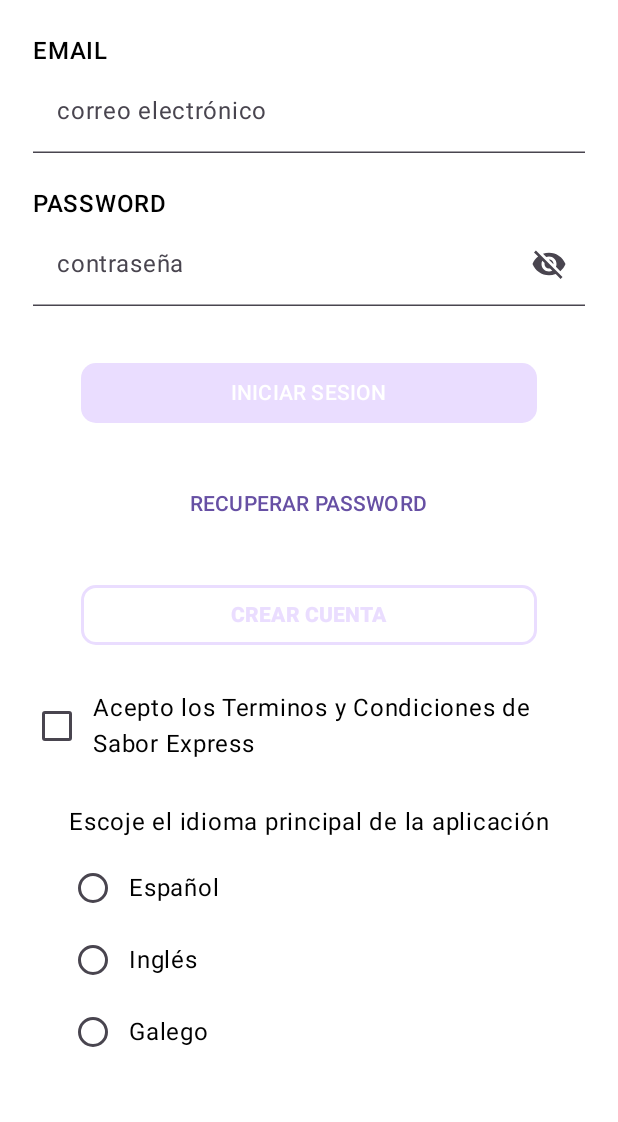
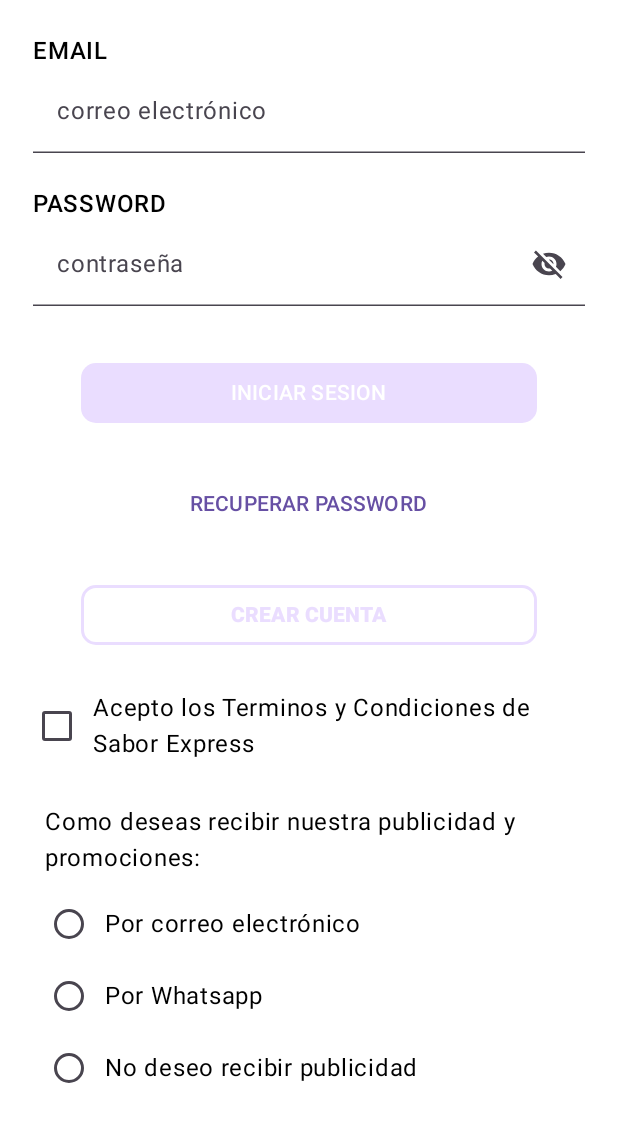
Before and after one commit to Davpen79/SaborExpress, an Android app built with Jetpack Compose: the @Preview function PantallaRegistroPreview, on a phone screen of 412 x 824 dp. Shown: the top 1122 px of the screen. Run offline under Robolectric (Android 15) with nearby library versions, the phone set to English and light mode, and no system bars.

Commit message:
Modificados radiobutton en PantallaRegistro

```diff
--- a/app/src/main/java/com/davpen79/saborexpress/ui/page/PantallaDetalle.kt
+++ b/app/src/main/java/com/davpen79/saborexpress/ui/page/PantallaDetalle.kt
@@ -45,7 +45,6 @@ data class PantallaDetalleData(
     val tituloCalorias: String,
     val caloriasValue: String,
     val calorias: String,
-    //val tituloAlergenos: String,
     val alergenos: String,
     val precio: String,
     val moneda: Int,
--- a/app/src/main/java/com/davpen79/saborexpress/ui/page/PantallaRegistro.kt
+++ b/app/src/main/java/com/davpen79/saborexpress/ui/page/PantallaRegistro.kt
@@ -11,6 +11,7 @@ import androidx.compose.foundation.layout.fillMaxSize
 import androidx.compose.foundation.layout.fillMaxWidth
 import androidx.compose.foundation.layout.height
 import androidx.compose.foundation.layout.padding
+import androidx.compose.foundation.selection.selectableGroup
 import androidx.compose.foundation.shape.RoundedCornerShape
 import androidx.compose.material.icons.Icons
 import androidx.compose.material.icons.filled.Visibility
@@ -46,7 +47,7 @@ import com.davpen79.saborexpress.ui.component.BotonPrincipalData
 import com.example.compose.SaborExpressTheme
 
 data class PantallaRegistroData(
-    val textoCondiciones: String,
+
     val onBotonPrincipalClick: () -> Unit,
     val onTextoClick: () -> Unit,
     val onBotonSecundario: () -> Unit
@@ -198,14 +199,14 @@ fun PantallaRegistro(
             )
         }
 
-        var idioma by remember { mutableStateOf("") }
+        var promociones by remember { mutableStateOf("") }
 
         Column(
-            modifier = Modifier.padding(8.dp,14.dp)
+            modifier = Modifier.padding(8.dp,14.dp).selectableGroup()
         ) {
 
             Text(
-                text = stringResource(R.string.escogeridioma),
+                text = stringResource(R.string.escojerpublicidad),
                 modifier = Modifier.padding(8.dp)
             )
 
@@ -213,30 +214,30 @@ fun PantallaRegistro(
                 verticalAlignment = Alignment.CenterVertically
             ) {
                 RadioButton(
-                    selected = idioma == "Español",
-                    onClick = { idioma = "Español" }
+                    selected = promociones == "Email",
+                    onClick = { promociones = "Email" }
                 )
-                Text("Español")
+                Text(text = stringResource(R.string.promocioncorreo))
             }
 
             Row(
                 verticalAlignment = Alignment.CenterVertically
             ) {
                 RadioButton(
-                    selected = idioma == "Inglés",
-                    onClick = { idioma = "Inglés" }
+                    selected = promociones == "Whatsapp",
+                    onClick = { promociones = "Whatsapp" }
                 )
-                Text("Inglés")
+                Text(text = stringResource(R.string.promocionwhatsapp))
             }
 
             Row(
                 verticalAlignment = Alignment.CenterVertically
             ) {
                 RadioButton(
-                    selected = idioma == "Galego",
-                    onClick = { idioma = "Galego" }
+                    selected = promociones == "Nada",
+                    onClick = { promociones = "Nada" }
                 )
-                Text("Galego")
+                Text(text = stringResource(R.string.promocionnada))
             }
         }
 
@@ -251,7 +252,7 @@ fun PantallaRegistroPreview() {
     SaborExpressTheme() {
         PantallaRegistro(
             data = PantallaRegistroData(
-                textoCondiciones = "Aceptar TOCS",
+
                 onBotonPrincipalClick = {},
                 onTextoClick = {},
                 onBotonSecundario = {}
--- a/app/src/main/res/values/strings.xml
+++ b/app/src/main/res/values/strings.xml
@@ -23,5 +23,8 @@
     <string name="recuperarpass">RECUPERAR PASSWORD</string>
     <string name="crearcuenta">CREAR CUENTA</string>
     <string name="terms">Acepto los Terminos y Condiciones de Sabor Express</string>
-    <string name="escogeridioma">Escoje el idioma principal de la aplicación</string>
+    <string name="escojerpublicidad">Como deseas recibir nuestra publicidad y promociones:</string>
+    <string name="promocioncorreo">Por correo electrónico</string>
+    <string name="promocionwhatsapp">Por Whatsapp</string>
+    <string name="promocionnada">No deseo recibir publicidad</string>
 </resources>
```
